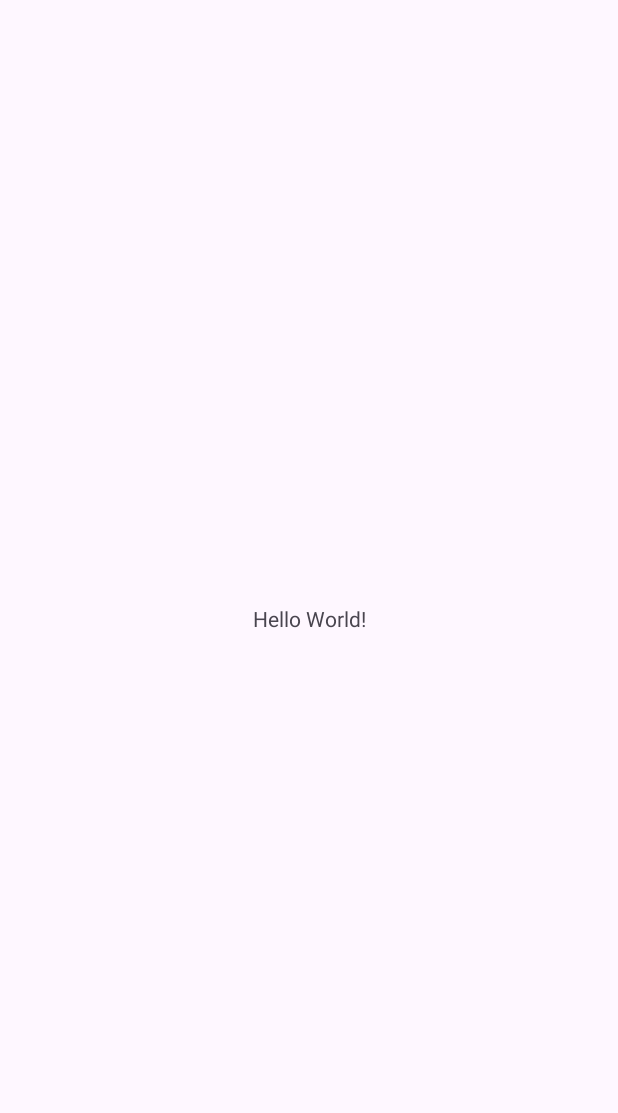
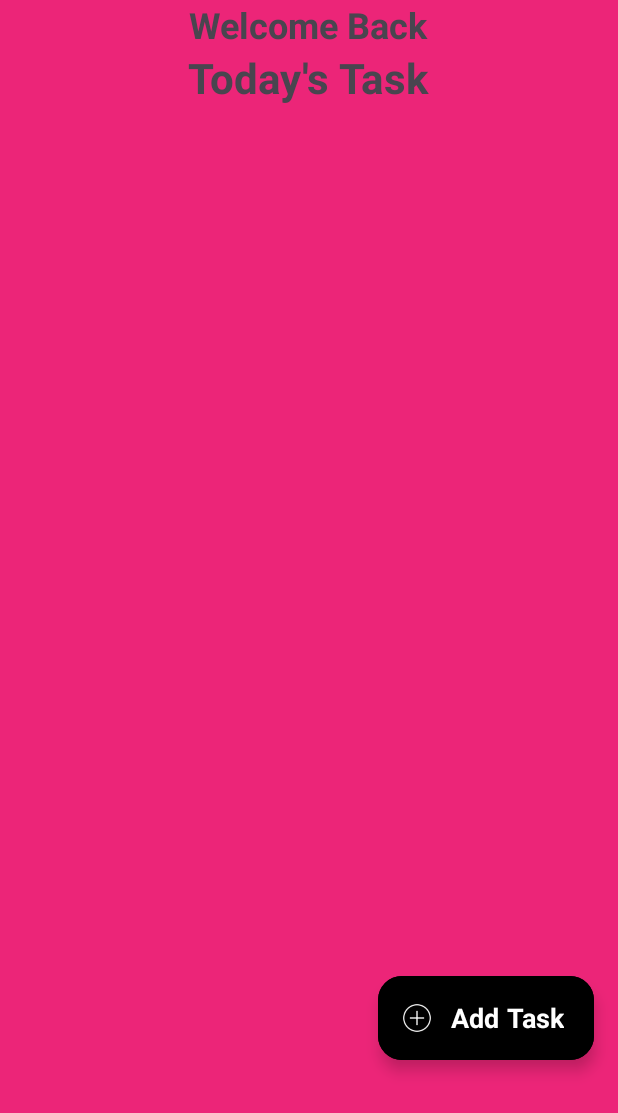
Before and after one commit to DiliniMadushika/Mobile-App, an Android app: the screen it shows after launch (MainActivity), on a phone screen of 412 x 824 dp. Before the commit the part shown is almost empty. Shown: the top 1113 px of the screen. Run offline under Robolectric (Android 15) with nearby library versions, the phone set to English and light mode, and no system bars.

Commit message:
view_task layout added to github

```diff
--- a/app/src/main/res/layout/activity_main.xml
+++ b/app/src/main/res/layout/activity_main.xml
@@ -4,15 +4,56 @@
     xmlns:tools="http://schemas.android.com/tools"
     android:layout_width="match_parent"
     android:layout_height="match_parent"
+    android:background="@color/mainBackgroundColour"
     tools:context=".MainActivity">
 
-    <TextView
-        android:layout_width="wrap_content"
-        android:layout_height="wrap_content"
-        android:text="Hello World!"
-        app:layout_constraintBottom_toBottomOf="parent"
-        app:layout_constraintEnd_toEndOf="parent"
-        app:layout_constraintStart_toStartOf="parent"
-        app:layout_constraintTop_toTopOf="parent" />
+    <LinearLayout
+        android:layout_width="match_parent"
+        android:layout_height="match_parent"
+        android:orientation="vertical">
+
+        <TextView
+
+            android:layout_width="wrap_content"
+            android:layout_height="wrap_content"
+            android:layout_gravity="center"
+            android:text="Welcome Back"
+            android:textSize="24sp"
+            android:textStyle="bold"/>
+
+        <TextView
+
+            android:layout_width="wrap_content"
+            android:layout_height="wrap_content"
+            android:layout_gravity="center"
+            android:text="Today's Task"
+            android:textSize="28sp"
+            android:textStyle="bold"/>
+
+        <androidx.recyclerview.widget.RecyclerView
+            android:id="@+id/task"
+            android:layout_width="match_parent"
+            android:layout_height="564dp"
+            android:clipToPadding="false"
+            android:orientation="vertical"
+            android:paddingBottom="100dp"
+            app:layoutManager="androidx.recyclerview.widget.GridLayoutManager"
+            tools:listitem="@layout/view_task" />
+
+        <com.google.android.material.floatingactionbutton.ExtendedFloatingActionButton
+            android:layout_width="wrap_content"
+            android:layout_height="wrap_content"
+            android:layout_gravity="bottom|end"
+            android:layout_margin="16dp"
+            android:backgroundTint="@color/black"
+            android:text="Add Task"
+            android:textColor="@color/white"
+            android:textSize="18sp"
+            android:textStyle="bold"
+            app:icon="@drawable/icons_plus"
+            app:iconSize="20dp"
+            app:iconTint="@color/white"/>
+
+    </LinearLayout>
 
 </androidx.constraintlayout.widget.ConstraintLayout>
--- a/app/src/main/res/values/colors.xml
+++ b/app/src/main/res/values/colors.xml
@@ -2,4 +2,5 @@
 <resources>
     <color name="black">#FF000000</color>
     <color name="white">#FFFFFFFF</color>
+    <color name="mainBackgroundColour">#EC2578</color>
 </resources>
--- a/app/src/main/res/values/themes.xml
+++ b/app/src/main/res/values/themes.xml
@@ -1,9 +1,19 @@
 <resources xmlns:tools="http://schemas.android.com/tools">
     <!-- Base application theme. -->
-    <style name="Base.Theme.TodoApp" parent="Theme.Material3.DayNight.NoActionBar">
+    <style name="Base.Theme.TodoApp" parent="Theme.Material3.Light.NoActionBar">
         <!-- Customize your light theme here. -->
         <!-- <item name="colorPrimary">@color/my_light_primary</item> -->
+
+        <item name="fontFamily">@row/fontdiner_swanky_regular</item>
+        <item name="android:statusBarColor">@color/black</item>
     </style>
 
     <style name="Theme.TodoApp" parent="Base.Theme.TodoApp" />
+    <style name="CardViewStyle" parent="Widget.Material3.CardView.Outlined">
+        <item name="shapeAppearanceOverlay">@style/CutShape</item>
+    </style>
+    <style name="CutShape" parent="ShapeAppearance.Material3.MediumComponent">
+        <item name="cornerFamily">cut</item>
+        <item name="cornerSize">12dp</item>
+    </style>
 </resources>
```
Also changed, not shown: app/src/main/res/layout/view_task.xml (added, +80 -0 lines), app/src/main/res/drawable/icons_delete.png (added), app/src/main/res/drawable/icons_edit.png (added), app/src/main/res/drawable/icons_plus.png (added), app/src/main/res/raw/fontdiner_swanky_regular.ttf (added).
